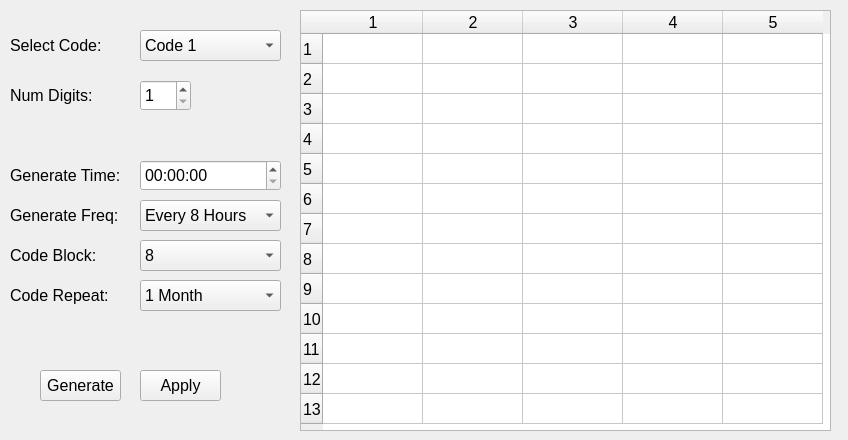
First picture: the form in Key/autogeneratecontrolwidget.ui, repository BuzzSiler/keycodebox-key, before the edit.
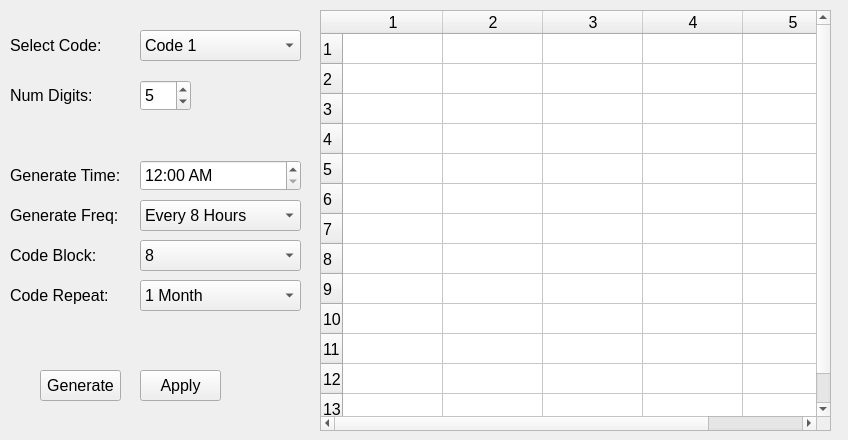
Second picture: the form after the edit.

The edit to the form file:
```diff
--- a/Key/autogeneratecontrolwidget.ui
+++ b/Key/autogeneratecontrolwidget.ui
@@ -23,7 +23,7 @@
     <rect>
      <x>140</x>
      <y>30</y>
-     <width>141</width>
+     <width>161</width>
      <height>31</height>
     </rect>
    </property>
@@ -43,7 +43,7 @@
     <rect>
      <x>10</x>
      <y>30</y>
-     <width>111</width>
+     <width>131</width>
      <height>31</height>
     </rect>
    </property>
@@ -66,13 +66,16 @@
    <property name="maximum">
     <number>7</number>
    </property>
+   <property name="value">
+    <number>5</number>
+   </property>
   </widget>
   <widget class="QLabel" name="label_2">
    <property name="geometry">
     <rect>
      <x>10</x>
      <y>80</y>
-     <width>111</width>
+     <width>131</width>
      <height>31</height>
     </rect>
    </property>
@@ -85,17 +88,20 @@
     <rect>
      <x>140</x>
      <y>160</y>
-     <width>141</width>
+     <width>161</width>
      <height>31</height>
     </rect>
    </property>
+   <property name="displayFormat">
+    <string>hh:mm AP</string>
+   </property>
   </widget>
   <widget class="QLabel" name="label_4">
    <property name="geometry">
     <rect>
      <x>10</x>
      <y>160</y>
-     <width>111</width>
+     <width>131</width>
      <height>31</height>
     </rect>
    </property>
@@ -108,7 +114,7 @@
     <rect>
      <x>140</x>
      <y>200</y>
-     <width>141</width>
+     <width>161</width>
      <height>31</height>
     </rect>
    </property>
@@ -158,7 +164,7 @@
     <rect>
      <x>10</x>
      <y>200</y>
-     <width>111</width>
+     <width>131</width>
      <height>31</height>
     </rect>
    </property>
@@ -171,7 +177,7 @@
     <rect>
      <x>140</x>
      <y>240</y>
-     <width>141</width>
+     <width>161</width>
      <height>31</height>
     </rect>
    </property>
@@ -231,7 +237,7 @@
     <rect>
      <x>10</x>
      <y>240</y>
-     <width>111</width>
+     <width>131</width>
      <height>31</height>
     </rect>
    </property>
@@ -244,7 +250,7 @@
     <rect>
      <x>10</x>
      <y>280</y>
-     <width>161</width>
+     <width>131</width>
      <height>31</height>
     </rect>
    </property>
@@ -257,7 +263,7 @@
     <rect>
      <x>140</x>
      <y>280</y>
-     <width>141</width>
+     <width>161</width>
      <height>31</height>
     </rect>
    </property>
@@ -285,9 +291,9 @@
   <widget class="QTableWidget" name="tableWidget">
    <property name="geometry">
     <rect>
-     <x>300</x>
+     <x>320</x>
      <y>10</y>
-     <width>531</width>
+     <width>511</width>
      <height>421</height>
     </rect>
    </property>
```
